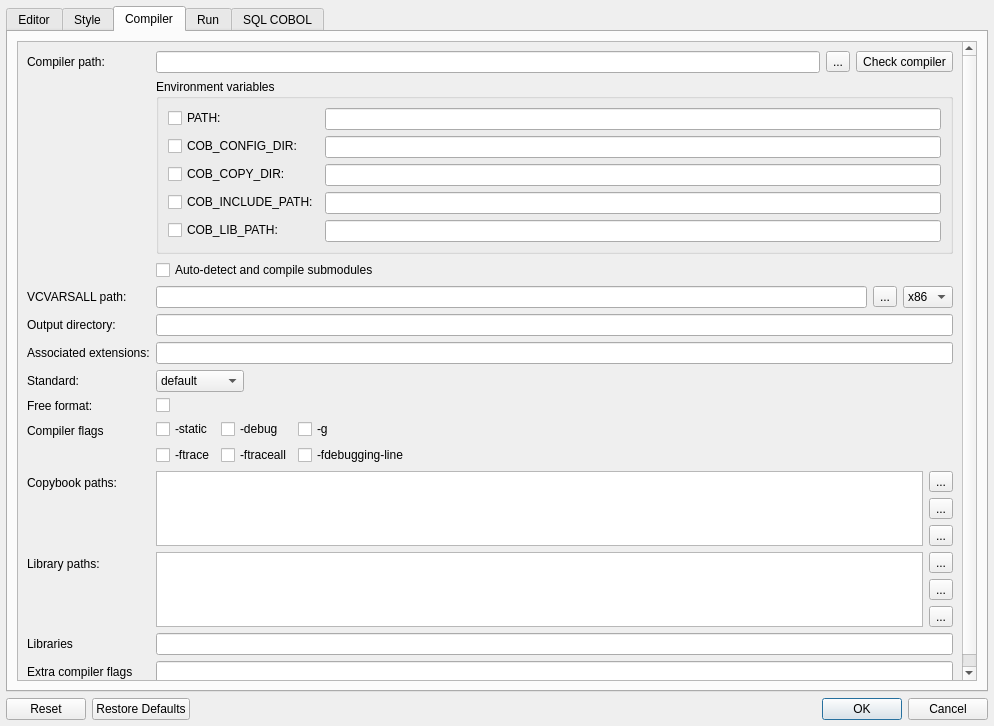
OpenCobolIDE/OpenCobolIDE, file forms/dlg_preferences.ui: the form before one commit.
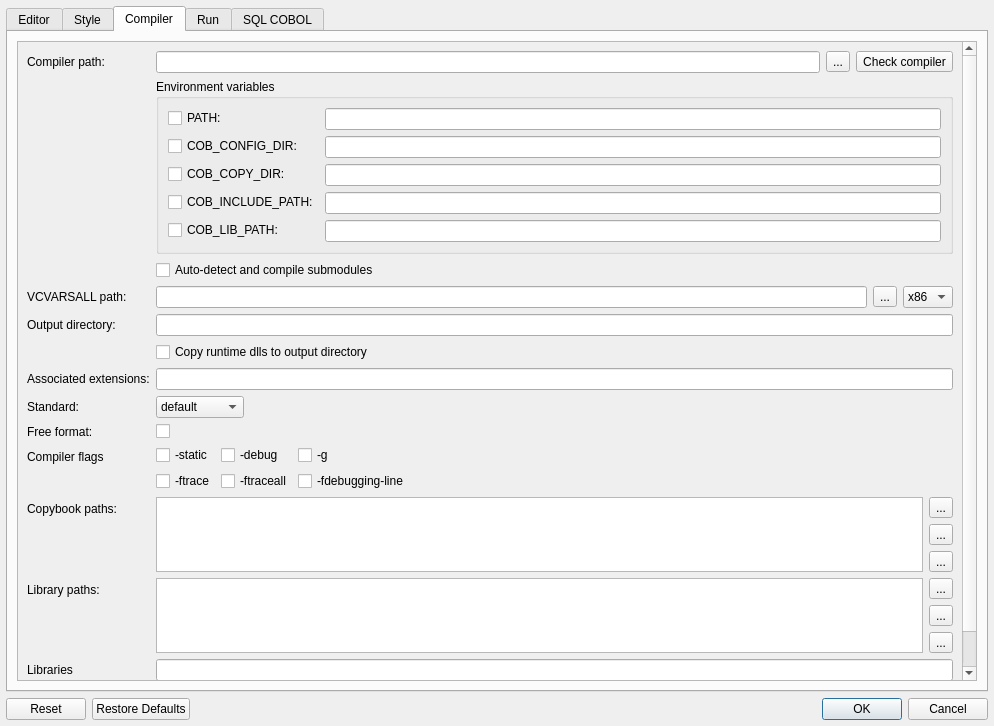
The form after the commit. The open tabs and pages were chosen to show the change. Icons and pictures are not drawn. Custom widgets are drawn as their Qt base class.

Commit message:
Add an option to copy runtime dlls to output directory
Disabled by default

Close #241

```diff
--- a/forms/dlg_preferences.ui
+++ b/forms/dlg_preferences.ui
@@ -729,7 +729,7 @@
                <x>0</x>
                <y>0</y>
                <width>939</width>
-               <height>657</height>
+               <height>680</height>
               </rect>
              </property>
              <layout class="QFormLayout" name="formLayout_6">
@@ -891,24 +891,24 @@
               <item row="5" column="1">
                <widget class="PathLineEdit" name="lineEditOutputDirectory"/>
               </item>
-              <item row="6" column="0">
+              <item row="7" column="0">
                <widget class="QLabel" name="label_32">
                 <property name="text">
                  <string>Associated extensions:</string>
                 </property>
                </widget>
               </item>
-              <item row="6" column="1">
+              <item row="7" column="1">
                <widget class="QLineEdit" name="lineEditCobcExts"/>
               </item>
-              <item row="7" column="0">
+              <item row="8" column="0">
                <widget class="QLabel" name="label_8">
                 <property name="text">
                  <string>Standard:</string>
                 </property>
                </widget>
               </item>
-              <item row="7" column="1">
+              <item row="8" column="1">
                <widget class="QComboBox" name="comboBoxStandard">
                 <item>
                  <property name="text">
@@ -962,14 +962,14 @@
                 </item>
                </widget>
               </item>
-              <item row="8" column="0">
+              <item row="9" column="0">
                <widget class="QLabel" name="label_9">
                 <property name="text">
                  <string>Free format:</string>
                 </property>
                </widget>
               </item>
-              <item row="8" column="1">
+              <item row="9" column="1">
                <widget class="QCheckBox" name="checkBoxFreeFormat">
                 <property name="toolTip">
                  <string>Code and compile with free format support</string>
@@ -979,14 +979,14 @@
                 </property>
                </widget>
               </item>
-              <item row="9" column="0">
+              <item row="10" column="0">
                <widget class="QLabel" name="label_15">
                 <property name="text">
                  <string>Compiler flags</string>
                 </property>
                </widget>
               </item>
-              <item row="9" column="1">
+              <item row="10" column="1">
                <layout class="QGridLayout" name="gridLayout_5">
                 <property name="leftMargin">
                  <number>0</number>
@@ -1053,14 +1053,14 @@
                 </item>
                </layout>
               </item>
-              <item row="10" column="0">
+              <item row="11" column="0">
                <widget class="QLabel" name="label_37">
                 <property name="text">
                  <string>Copybook paths:</string>
                 </property>
                </widget>
               </item>
-              <item row="10" column="1">
+              <item row="11" column="1">
                <layout class="QHBoxLayout" name="horizontalLayout_12">
                 <property name="leftMargin">
                  <number>0</number>
@@ -1123,14 +1123,14 @@
                 </item>
                </layout>
               </item>
-              <item row="11" column="0">
+              <item row="12" column="0">
                <widget class="QLabel" name="label_17">
                 <property name="text">
                  <string>Library paths:</string>
                 </property>
                </widget>
               </item>
-              <item row="11" column="1">
+              <item row="12" column="1">
                <layout class="QHBoxLayout" name="horizontalLayout_10">
                 <property name="leftMargin">
                  <number>0</number>
@@ -1199,28 +1199,28 @@
                 </item>
                </layout>
               </item>
-              <item row="12" column="0">
+              <item row="13" column="0">
                <widget class="QLabel" name="label_18">
                 <property name="text">
                  <string>Libraries</string>
                 </property>
                </widget>
               </item>
-              <item row="12" column="1">
+              <item row="13" column="1">
                <widget class="QLineEdit" name="lineEditLibs">
                 <property name="toolTip">
                  <string>&lt;html&gt;&lt;head/&gt;&lt;body&gt;&lt;p&gt;Add the libraries you would like your programs to link with here (-l option)&lt;/p&gt;&lt;/body&gt;&lt;/html&gt;</string>
                 </property>
                </widget>
               </item>
-              <item row="14" column="0">
+              <item row="15" column="0">
                <widget class="QLabel" name="label_35">
                 <property name="text">
                  <string>Extra compiler flags</string>
                 </property>
                </widget>
               </item>
-              <item row="14" column="1">
+              <item row="15" column="1">
                <widget class="QLineEdit" name="le_compiler_flags">
                 <property name="toolTip">
                  <string>You can add other compiler flags here</string>
@@ -1237,6 +1237,13 @@
                 </property>
                </widget>
               </item>
+              <item row="6" column="1">
+               <widget class="QCheckBox" name="cb_copy_runtime_dlls">
+                <property name="text">
+                 <string>Copy runtime dlls to output directory</string>
+                </property>
+               </widget>
+              </item>
              </layout>
             </widget>
            </widget>
```
Left out of the diff: 18 changed lines with no effect on the pictures. The commit also changes 4 other files.
